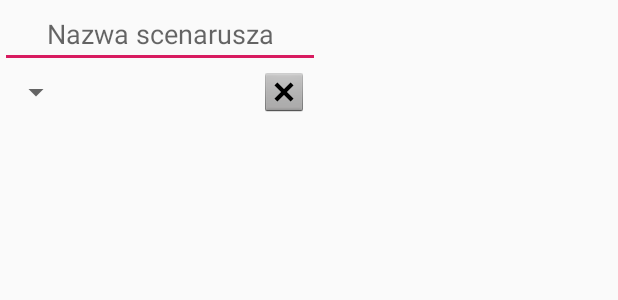
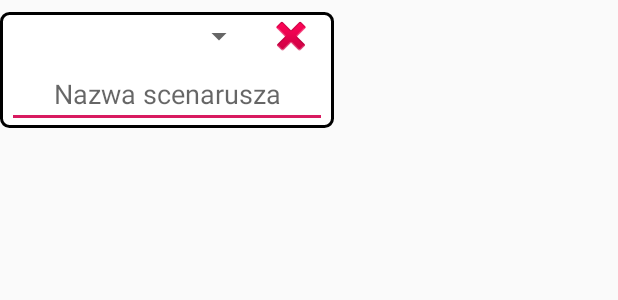
Before and after one commit to trediraz/BoardGameTrackerApp, an Android app: the layout add_scenario_view.xml on its own in the app's theme, with its tools: preview values and no code run, on a phone screen of 412 x 824 dp. Shown: the top 300 px of the screen. Run offline under Robolectric (Android 15) with nearby library versions, the phone set to English and light mode, and no system bars.

Commit message:
Improve adding scenarios

```diff
--- a/app/src/main/java/com/trediraz/myapplication/Game/GameDialog.java
+++ b/app/src/main/java/com/trediraz/myapplication/Game/GameDialog.java
@@ -7,6 +7,7 @@ import android.content.DialogInterface;
 import android.os.Bundle;
 import android.view.KeyEvent;
 import android.view.View;
+import android.view.ViewParent;
 import android.view.inputmethod.InputMethodManager;
 import android.widget.ArrayAdapter;
 import android.widget.Button;
@@ -169,7 +170,6 @@ public class GameDialog extends DialogFragment {
     private void createNewScenarioView() {
         LinearLayout scenarioLayout = getDialog().findViewById(R.id.scenarios);
         AddScenarioLayout addScenarioLayout = new AddScenarioLayout(getContext());
-        addScenarioLayout.requestFocus();
         scenarioLayout.addView(addScenarioLayout,scenarioLayout.getChildCount());
     }
 
--- /dev/null
+++ b/app/src/main/res/drawable/border.xml
@@ -0,0 +1,13 @@
+<?xml version="1.0" encoding="utf-8"?>
+<shape xmlns:android="http://schemas.android.com/apk/res/android">
+    <solid android:color="#FFFFFFFF"/>
+    <stroke
+        android:width="2dp"
+        android:color="@color/black"/>
+    <corners android:radius="5dp"/>
+    <padding
+        android:left="5dp"
+        android:right="5dp"
+        android:bottom="0dp"
+        android:top="0dp"/>
+</shape>
--- a/app/src/main/res/layout/add_scenario_view.xml
+++ b/app/src/main/res/layout/add_scenario_view.xml
@@ -2,18 +2,11 @@
 <LinearLayout xmlns:android="http://schemas.android.com/apk/res/android"
     xmlns:app="http://schemas.android.com/apk/res-auto"
     xmlns:tools="http://schemas.android.com/tools"
-    android:orientation="vertical" android:layout_width="wrap_content"
-    android:layout_height="wrap_content">
-
-    <EditText
-        android:id="@+id/scenario_name"
-        android:layout_width="wrap_content"
-        android:layout_height="wrap_content"
-        android:textAlignment="center"
-        android:ems="10"
-        android:autofillHints="@string/scenario_name"
-        android:inputType="text"
-        android:hint="@string/scenario_name" />
+    android:layout_width="wrap_content"
+    android:layout_height="wrap_content"
+    android:layout_marginTop="8dp"
+    android:background="@drawable/border"
+    android:orientation="vertical">
 
     <androidx.constraintlayout.widget.ConstraintLayout
         android:layout_width="match_parent"
@@ -24,21 +17,33 @@
             android:layout_width="wrap_content"
             android:layout_height="wrap_content"
             android:layout_marginEnd="8dp"
+            android:contentDescription="@string/delete_scenario_description"
             app:layout_constraintBottom_toBottomOf="parent"
             app:layout_constraintEnd_toEndOf="parent"
             app:layout_constraintTop_toTopOf="parent"
-            app:srcCompat="@android:drawable/btn_dialog"
-            android:contentDescription="@string/delete_scenario_description"/>
+            app:srcCompat="@android:drawable/ic_delete" />
 
         <Spinner
             android:id="@+id/spinner"
-            android:layout_width="wrap_content"
+            android:layout_width="0dp"
             android:layout_height="wrap_content"
             android:layout_gravity="center"
+            android:layout_marginEnd="8dp"
             app:layout_constraintBottom_toBottomOf="parent"
+            app:layout_constraintEnd_toStartOf="@+id/delete_scenario_button"
             app:layout_constraintStart_toStartOf="parent"
             app:layout_constraintTop_toTopOf="parent" />
 
     </androidx.constraintlayout.widget.ConstraintLayout>
 
+    <EditText
+        android:id="@+id/scenario_name"
+        android:layout_width="wrap_content"
+        android:layout_height="wrap_content"
+        android:autofillHints="@string/scenario_name"
+        android:ems="10"
+        android:hint="@string/scenario_name"
+        android:inputType="text"
+        android:textAlignment="center" />
+
 </LinearLayout>
--- a/app/src/main/res/layout/game_dialog_layout.xml
+++ b/app/src/main/res/layout/game_dialog_layout.xml
@@ -74,6 +74,7 @@
                 android:layout_width="wrap_content"
                 android:ems="13"
                 android:layout_height="wrap_content"
+                android:layout_gravity="center"
                 android:text="@string/add"/>
         </LinearLayout>
 
--- a/app/src/main/res/values/colors.xml
+++ b/app/src/main/res/values/colors.xml
@@ -5,4 +5,5 @@
     <color name="colorAccent">#D81B60</color>
 
     <color name="white">#FFFFFF</color>
+    <color name="black">#000000</color>
 </resources>
--- a/app/src/main/res/values/strings.xml
+++ b/app/src/main/res/values/strings.xml
@@ -20,6 +20,7 @@
     <string name="empty_scenario_name">Nazwa scenariusza nie może być pusta</string>
     <string name="error_message">Wystąpił problem</string>
     <string name="delete_scenario_description">Usuwa scenariusz</string>
+    <string name="scenarios">Scenariusze:</string>
 
     <string-array name="game_types">
         <item>Versus</item>
```
Also changed, not shown: app/src/main/java/com/trediraz/myapplication/Game/AddScenarioLayout.java (+32 -3 lines).
